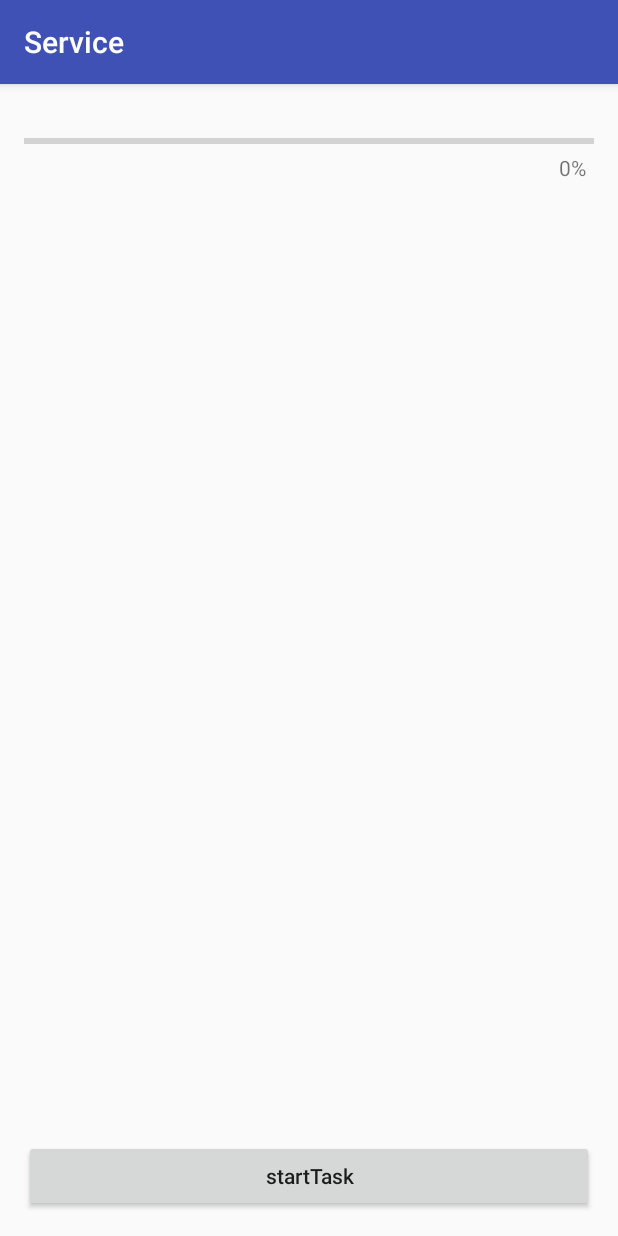
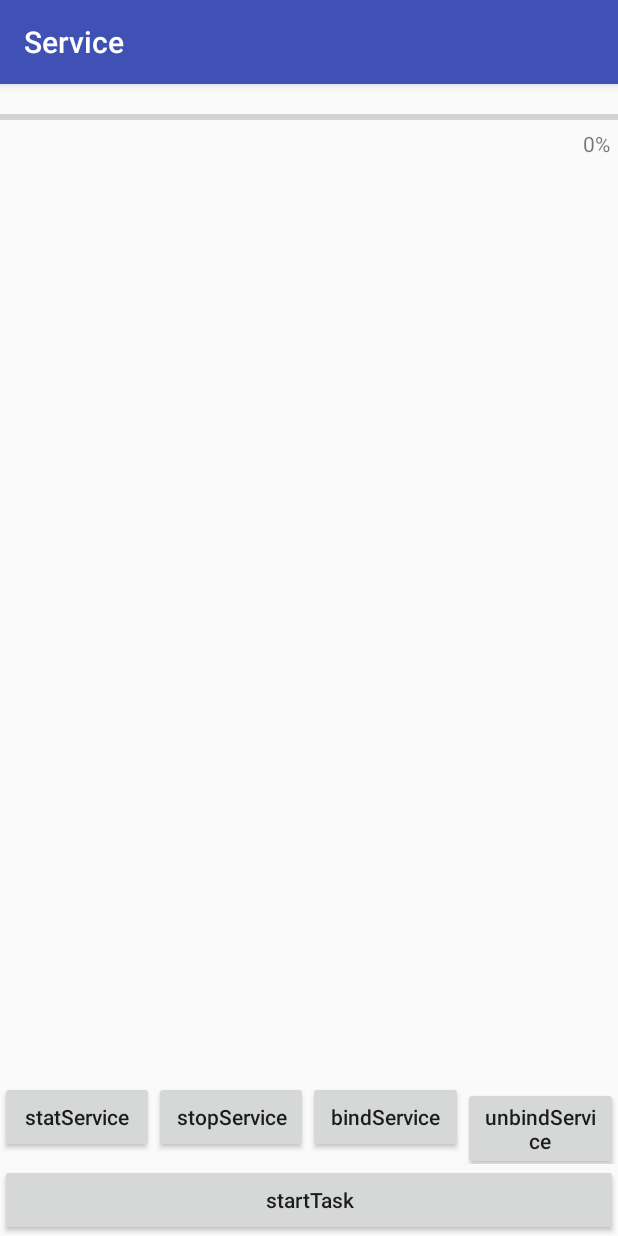
Before and after one commit to pecuyu/Service, an Android app: the screen it shows after launch (MainActivity), on a phone screen of 412 x 824 dp. Run offline under Robolectric (Android 15) with nearby library versions, the phone set to English and light mode, and no system bars.

Commit message:
test service

```diff
--- a/app/src/main/AndroidManifest.xml
+++ b/app/src/main/AndroidManifest.xml
@@ -15,6 +15,7 @@
                 <category android:name="android.intent.category.LAUNCHER" />
             </intent-filter>
         </activity>
+        <service android:name=".service.DownloadService" />
     </application>
 
 </manifest>
--- a/app/src/main/java/com/yu/service/DownloadAsyncTask.java
+++ b/app/src/main/java/com/yu/service/async/DownloadAsyncTask.java
@@ -1,4 +1,4 @@
-package com.yu.service;
+package com.yu.service.async;
 
 import android.os.AsyncTask;
 import android.os.SystemClock;
--- a/app/src/main/java/com/yu/service/TaskStateChangeCallback.java
+++ b/app/src/main/java/com/yu/service/async/TaskStateChangeCallback.java
@@ -1,4 +1,4 @@
-package com.yu.service;
+package com.yu.service.async;
 
 /**
  * Created by D22436 on 2017/8/3.
--- a/app/src/main/res/layout/activity_main.xml
+++ b/app/src/main/res/layout/activity_main.xml
@@ -4,36 +4,69 @@
     android:id="@+id/activity_main"
     android:layout_width="match_parent"
     android:layout_height="match_parent"
-    android:paddingBottom="@dimen/activity_vertical_margin"
-    android:paddingLeft="@dimen/activity_horizontal_margin"
-    android:paddingRight="@dimen/activity_horizontal_margin"
-    android:paddingTop="@dimen/activity_vertical_margin"
     tools:context="com.yu.service.MainActivity">
+
+    <LinearLayout
+        android:id="@+id/id_ll_service_ops"
+        android:layout_width="match_parent"
+        android:layout_height="wrap_content"
+        android:layout_above="@+id/id_btn_startTask"
+        android:orientation="horizontal">
+        <Button
+            android:layout_width="0dp"
+            android:layout_weight="1"
+            android:onClick="statService"
+            android:text="statService"
+            android:textAllCaps="false"
+            android:layout_height="wrap_content" />
+        <Button
+            android:layout_width="0dp"
+            android:layout_weight="1"
+            android:onClick="stopService"
+            android:text="stopService"
+            android:textAllCaps="false"
+            android:layout_height="wrap_content" />
+        <Button
+            android:layout_width="0dp"
+            android:layout_weight="1"
+            android:onClick="bindService"
+            android:text="bindService"
+            android:textAllCaps="false"
+            android:layout_height="wrap_content" />
+        <Button
+            android:layout_width="0dp"
+            android:layout_weight="1"
+            android:onClick="unbindService"
+            android:text="unbindService"
+            android:textAllCaps="false"
+            android:layout_height="wrap_content" />
+
+    </LinearLayout>
 
     <Button
         android:id="@+id/id_btn_startTask"
         android:layout_width="match_parent"
         android:layout_height="wrap_content"
         android:layout_alignParentBottom="true"
+        android:onClick="startTask"
         android:text="@string/starttask"
-        android:textAllCaps="false"
-        android:onClick="startTask" />
+        android:textAllCaps="false" />
 
     <ProgressBar
+        android:id="@+id/id_task_progressBar"
         style="?android:attr/progressBarStyleHorizontal"
         android:layout_width="match_parent"
         android:layout_height="wrap_content"
         android:layout_alignParentTop="true"
         android:layout_centerHorizontal="true"
-        android:layout_marginTop="14dp"
-        android:id="@+id/id_task_progressBar" />
+        android:layout_marginTop="14dp" />
 
     <TextView
-        android:text="@string/progress"
+        android:id="@+id/id_textView_progress"
         android:layout_width="wrap_content"
         android:layout_height="wrap_content"
+        android:layout_alignParentRight="true"
         android:layout_below="@+id/id_task_progressBar"
-        android:layout_alignParentRight="true"
         android:layout_marginRight="5dp"
-        android:id="@+id/id_textView_progress" />
+        android:text="@string/progress" />
 </RelativeLayout>
```
Also changed, not shown: app/src/main/java/com/yu/service/MainActivity.java (+55 -2 lines), app/src/main/java/com/yu/service/service/DownloadService.java (added, +61 -0 lines).
